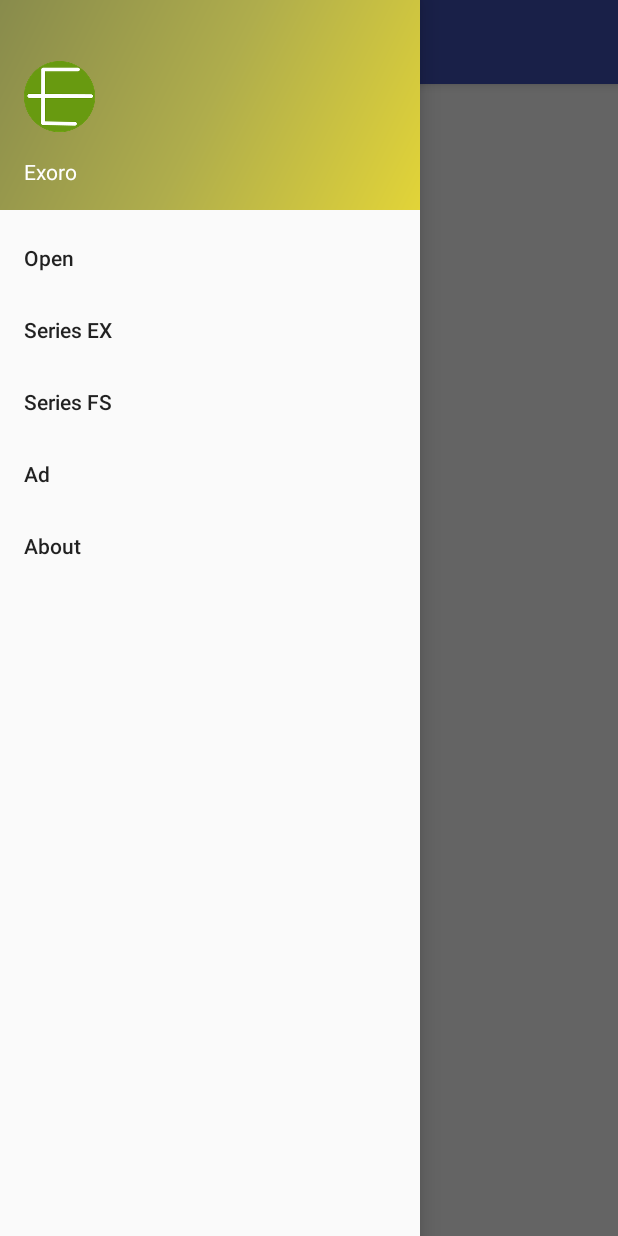
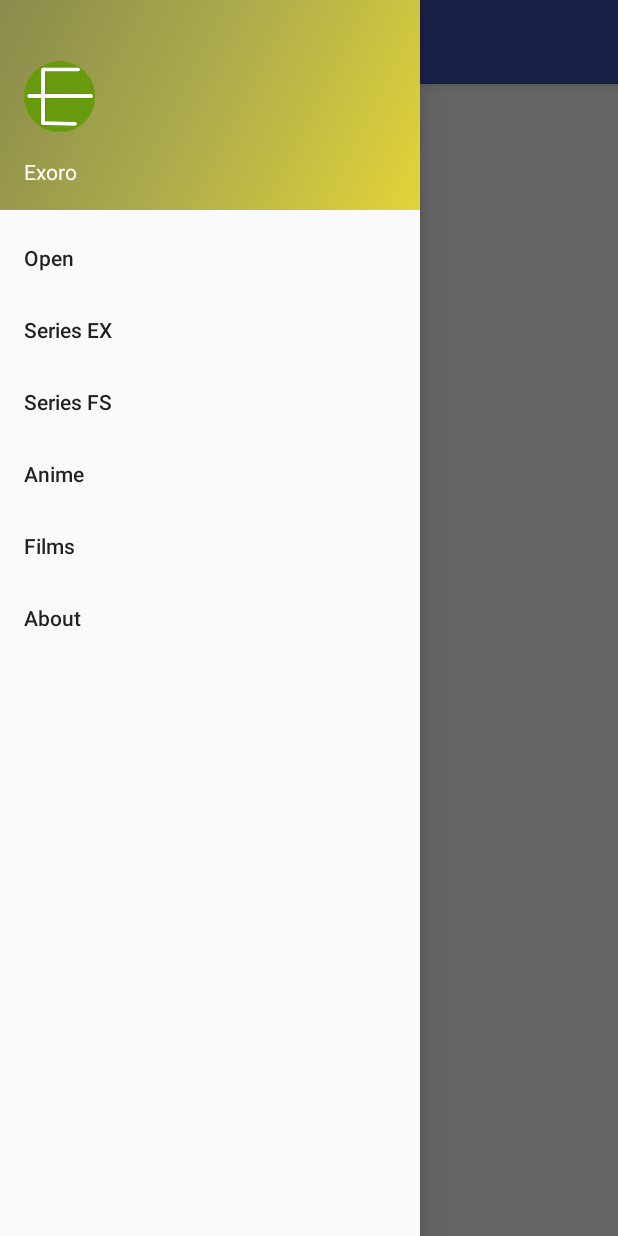
Before and after one commit to LanShunoda/ExoroPlayer, an Android app: the screen it shows after launch (NavigationDrawerActivity), with the side drawer open, on a phone screen of 412 x 824 dp. Run offline under Robolectric (Android 15) with nearby library versions, the phone set to English and light mode, and no system bars; our stand-ins replace AdMob, EventBus, Firebase (no records; nobody signed in at launch, a user with empty details on screens opened directly).

```diff
--- a/app/build.gradle
+++ b/app/build.gradle
@@ -8,8 +8,8 @@ android {
         applicationId "com.plorial.exoroplayer"
         minSdkVersion 14
         targetSdkVersion 25
-        versionCode 12
-        versionName "2.4"
+        versionCode 13
+        versionName "2.4.1"
         vectorDrawables.useSupportLibrary = true
     }
     buildTypes {
--- a/app/src/main/java/com/plorial/exoroplayer/views/SeriesFragment.java
+++ b/app/src/main/java/com/plorial/exoroplayer/views/SeriesFragment.java
@@ -32,6 +32,10 @@ public class SeriesFragment extends Fragment {
     public static final String DB_SOURCE = "DB_SOURCE";
     public static final String EX = "EX";
     public static final String FS = "FS";
+    public static final String CONTENT = "CONTENT";
+    public static final String SERIES = "SERIES";
+    public static final String FILMS = "FILMS";
+    public static final String ANIME = "ANIME";
 
     private ListView listView;
     private ArrayAdapter<String> adapter;
@@ -59,7 +63,19 @@ public class SeriesFragment extends Fragment {
             args = savedInstanceState;
         }
         if(args != null && args.getString(DB_SOURCE).equals(EX)){
-            dbRef = firebaseDatabase.getReference("Series EX");
+            switch (args.getString(CONTENT)){
+                case SERIES:
+                    dbRef = firebaseDatabase.getReference("Series EX");
+                    break;
+                case ANIME:
+                    dbRef = firebaseDatabase.getReference("Anime");
+                    break;
+                case FILMS:
+                    dbRef = firebaseDatabase.getReference("Films");
+                    break;
+                default:
+                    dbRef = firebaseDatabase.getReference("Series EX");
+            }
             dbValueEventListener = new DBValueEventListenerForEx(adapter,view, getActivity());
         }else if(args != null && args.getString(DB_SOURCE).equals(FS)){
             dbRef = firebaseDatabase.getReference("Series FS");
--- a/app/src/main/res/menu/activity_navigation_drawer_drawer.xml
+++ b/app/src/main/res/menu/activity_navigation_drawer_drawer.xml
@@ -15,9 +15,13 @@
 
             android:title="@string/series_fs" />
         <item
-            android:id="@+id/nav_ad"
+            android:id="@+id/nav_anime"
 
-            android:title="Ad" />
+            android:title="@string/anime" />
+        <item
+            android:id="@+id/nav_films"
+
+            android:title="@string/films" />
         <item
             android:id="@+id/nav_about"
 
--- a/app/src/main/res/values/strings.xml
+++ b/app/src/main/res/values/strings.xml
@@ -99,4 +99,6 @@
     <string name="VideoView_player_AndroidMediaPlayer" translatable="false">Player: AndroidMediaPlayer</string>
     <string name="VideoView_player_IjkMediaPlayer" translatable="false">Player: IjkMediaPlayer</string>
     <string name="VideoView_player_IjkExoMediaPlayer" translatable="false">Player: IjkExoMediaPlayer</string>
+    <string name="anime">Anime</string>
+    <string name="films">Films</string>
 </resources>
```
Also changed, not shown: app/src/main/java/com/plorial/exoroplayer/views/NavigationDrawerActivity.java (+24 -2 lines), 4 other files.
